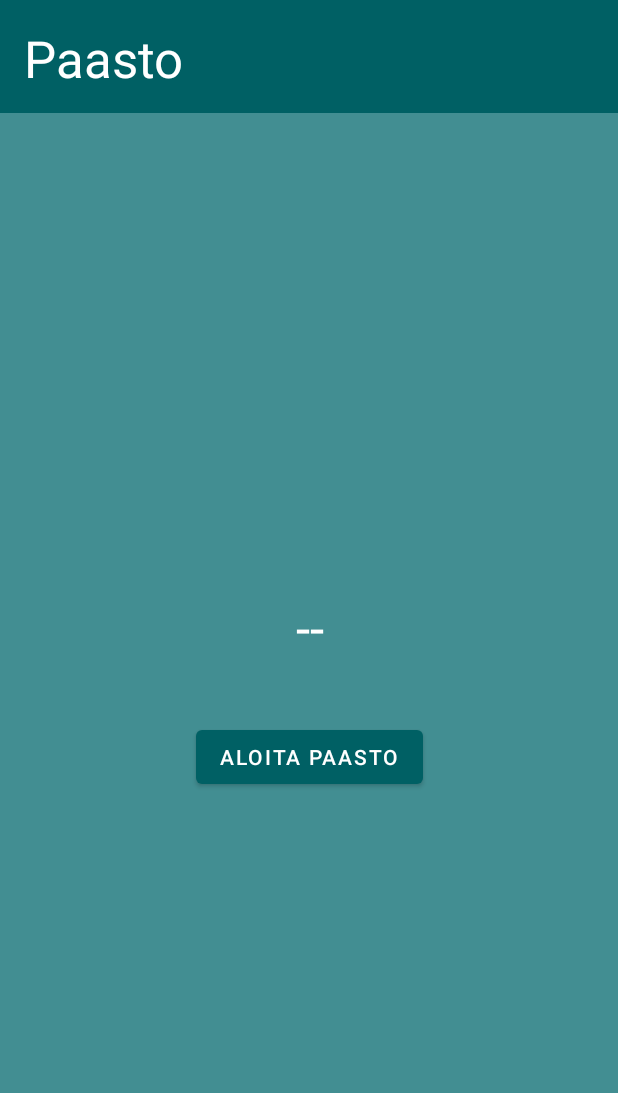
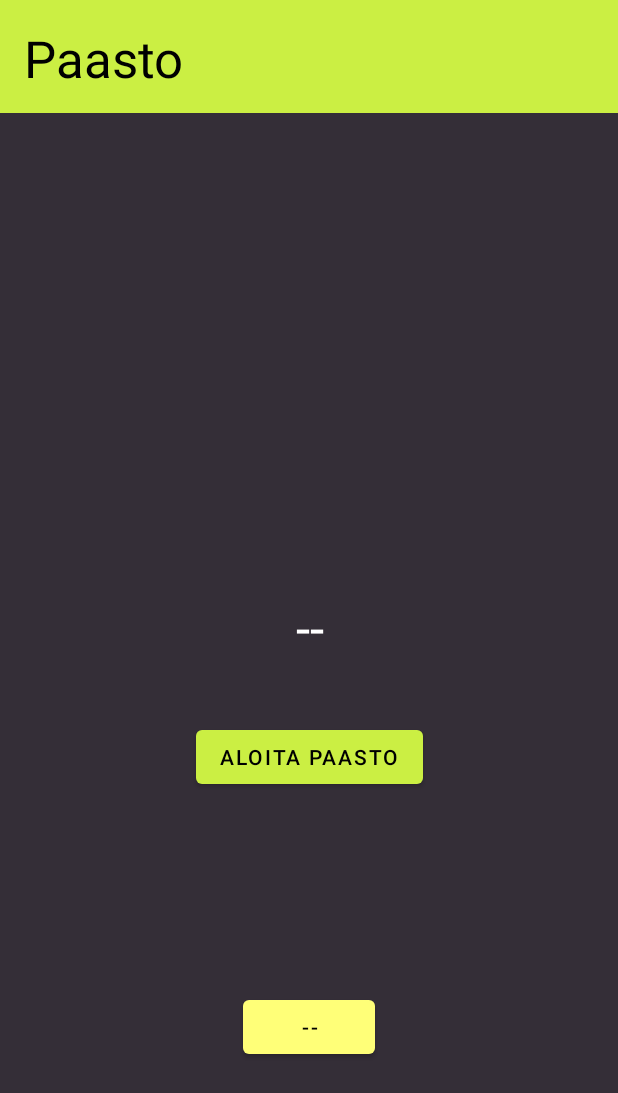
Before and after one commit to aJns/paasto, an Android app: the screen it shows after launch (MainActivity), on a phone screen of 412 x 824 dp. Shown: the top 1093 px of the screen. Run offline under Robolectric (Android 15) with nearby library versions, the phone set to English and light mode, and no system bars; our stand-ins replace Room's generated code.

Commit message:
Make the app barely usable
* Add end fast confirmation dialog
* Show fast start time
* Enable modification of the start time
* New style, yay

```diff
--- a/app/src/main/java/fi/nikulaj/paasto/MainActivity.kt
+++ b/app/src/main/java/fi/nikulaj/paasto/MainActivity.kt
@@ -1,16 +1,19 @@
 package fi.nikulaj.paasto
 
-import android.content.DialogInterface
 import android.os.Bundle
 import android.os.Handler
+import android.util.Log
 import android.view.View
 import android.widget.Button
+import android.widget.CalendarView
 import android.widget.TextView
 import androidx.activity.viewModels
-import androidx.appcompat.app.AlertDialog
 import androidx.appcompat.app.AppCompatActivity
 import androidx.lifecycle.Observer
 import androidx.room.Room
+import java.io.DataInput
+import java.text.SimpleDateFormat
+import java.util.*
 
 class MainActivity : AppCompatActivity() {
     companion object {
@@ -20,28 +23,15 @@ class MainActivity : AppCompatActivity() {
         }
     }
 
-    val fastEndDialog: AlertDialog? by lazy {
-        val builder = AlertDialog.Builder(this)
-        builder.apply {
-            setMessage(R.string.confirm_fast_end)
-            setPositiveButton(R.string.yes,
-                    DialogInterface.OnClickListener { dialog, id ->
-                        model.startStopFast()
-                    })
-            setNegativeButton(R.string.cancel,
-                    DialogInterface.OnClickListener { dialog, id ->
-                        // User cancelled the dialog, do nothing
-                    })
-        }
-        builder.create()
-    }
 
     lateinit var fastTime: TextView
     lateinit var fastButton: Button
+    lateinit var fastStartTime: Button
 
     private val model: MainViewModel by viewModels()
 
     val handler = Handler()
+    private val fragMan = supportFragmentManager
 
     override fun onCreate(savedInstanceState: Bundle?) {
         super.onCreate(savedInstanceState)
@@ -54,6 +44,7 @@ class MainActivity : AppCompatActivity() {
 
         fastTime = findViewById(R.id.fastTime)
         fastButton = findViewById(R.id.fastButton)
+        fastStartTime = findViewById(R.id.startTime)
 
         val buttonObserver = Observer<FastState> { newState ->
             val newText = when (newState) {
@@ -63,6 +54,21 @@ class MainActivity : AppCompatActivity() {
             fastButton.text = getString(newText)
         }
         model.buttonState.observe(this, buttonObserver)
+
+        val startTimeObserver = Observer<Long?> { newTime ->
+            fastStartTime.text = if (newTime != null) {
+                val cal = Calendar.getInstance()
+                cal.timeInMillis = newTime
+                val fmtr = SimpleDateFormat.getDateTimeInstance()
+
+                fmtr.format(cal.time)
+            }
+            else {
+
+                getString(R.string.num_invalid)
+            }
+        }
+        model.fastStart.observe(this, startTimeObserver)
 
         model.checkState()
 
@@ -76,18 +82,19 @@ class MainActivity : AppCompatActivity() {
 
     fun fastButtonClicked(view: View) {
         if (model.hasOngoingFast() == true) {
-            fastEndDialog?.show()
+            EndFastDialog.show(fragMan, EndFastDialog.tag)
         } else {
             model.startStopFast()
         }
     }
 
-    fun updateTime() {
-        val time = model.getFastTime()
+    fun startTimeClicked(view: View) {
+        val dateTimePicker = DateTimePickerDialog()
+        dateTimePicker.show(fragMan, dateTimePicker.tag)
+    }
 
-        val timeString: String
-
-        timeString = if (time != null) {
+    fun longToHMSString(time: Long?): String {
+        return if (time != null) {
             val (hours, minutes, seconds) = millisToHMS(time)
 
             val timeFmt = getString(R.string.timer_format)
@@ -95,7 +102,11 @@ class MainActivity : AppCompatActivity() {
         } else {
             getString(R.string.num_invalid)
         }
+    }
 
-        fastTime.text = timeString
+    fun updateTime() {
+        val time = model.getFastTime()
+
+        fastTime.text = longToHMSString(time)
     }
 }
--- a/app/src/main/java/fi/nikulaj/paasto/MainViewModel.kt
+++ b/app/src/main/java/fi/nikulaj/paasto/MainViewModel.kt
@@ -7,32 +7,41 @@ import kotlinx.coroutines.launch
 
 class MainViewModel : ViewModel() {
 
-    private var fastStart: Long? = null
     private var fastOngoing: Boolean? = null
 
     val buttonState: MutableLiveData<FastState> by lazy {
         MutableLiveData<FastState>()
     }
+    val fastStart: MutableLiveData<Long?> by lazy {
+        MutableLiveData<Long?>()
+    }
 
     fun checkState() {
         viewModelScope.launch {
-            if (MainModel.hasOngoingFast()) {
-                fastStart = MainModel.getOngoingFastStart()
+            val ongoing = MainModel.hasOngoingFast()
+            if (ongoing) {
+                fastStart.value = MainModel.getOngoingFastStart()
                 buttonState.postValue(FastState.FAST)
-                fastOngoing = true
             } else {
-                fastStart = null
+                fastStart.value = null
                 buttonState.postValue(FastState.EAT)
-                fastOngoing = false
             }
+            fastOngoing = ongoing
         }
     }
 
     fun getFastTime(): Long? {
-        return if (fastStart != null) {
-            System.currentTimeMillis() - fastStart!!
+        return if (fastStart.value != null) {
+            System.currentTimeMillis() - fastStart.value!!
         } else {
             null
+        }
+    }
+
+    fun changeFastStartTime(newTime: Long) {
+        viewModelScope.launch {
+            MainModel.setOngoingFastStart(newTime)
+            checkState()
         }
     }
 
--- a/app/src/main/res/layout/activity_main.xml
+++ b/app/src/main/res/layout/activity_main.xml
@@ -4,35 +4,9 @@
     xmlns:tools="http://schemas.android.com/tools"
     android:layout_width="match_parent"
     android:layout_height="match_parent"
+    android:background="@color/background"
+    android:onClick="startTimeClicked"
     tools:context=".MainActivity">
-
-    <View
-        android:id="@+id/titleView"
-        android:layout_width="0dp"
-        android:layout_height="75dp"
-        android:background="@color/primaryColor"
-        app:layout_constraintEnd_toEndOf="parent"
-        app:layout_constraintStart_toStartOf="parent"
-        app:layout_constraintTop_toTopOf="parent" />
-
-    <View
-        android:id="@+id/outerView"
-        android:layout_width="0dp"
-        android:layout_height="0dp"
-        android:background="@color/primaryLightColor"
-        app:layout_constraintBottom_toBottomOf="parent"
-        app:layout_constraintEnd_toEndOf="parent"
-        app:layout_constraintStart_toStartOf="parent"
-        app:layout_constraintTop_toBottomOf="@+id/titleView" />
-
-    <View
-        android:id="@+id/innerView"
-        android:layout_width="222dp"
-        android:layout_height="190dp"
-        app:layout_constraintBottom_toBottomOf="parent"
-        app:layout_constraintEnd_toEndOf="parent"
-        app:layout_constraintStart_toStartOf="@+id/outerView"
-        app:layout_constraintTop_toTopOf="@+id/outerView" />
 
     <Button
         android:id="@+id/fastButton"
@@ -45,20 +19,36 @@
         app:layout_constraintEnd_toEndOf="@+id/innerView"
         app:layout_constraintStart_toStartOf="@+id/innerView" />
 
+    <View
+        android:id="@+id/titleView"
+        android:layout_width="0dp"
+        android:layout_height="75dp"
+        android:background="@color/primary"
+        app:layout_constraintEnd_toEndOf="parent"
+        app:layout_constraintStart_toStartOf="parent"
+        app:layout_constraintTop_toTopOf="parent" />
+
+    <View
+        android:id="@+id/innerView"
+        android:layout_width="222dp"
+        android:layout_height="190dp"
+        app:layout_constraintBottom_toBottomOf="parent"
+        app:layout_constraintEnd_toEndOf="parent"
+        app:layout_constraintStart_toStartOf="parent"
+        app:layout_constraintTop_toBottomOf="@+id/titleView" />
+
     <TextView
         android:id="@+id/appTitle"
         android:layout_width="0dp"
-        android:layout_height="0dp"
+        android:layout_height="wrap_content"
         android:layout_marginStart="16dp"
         android:layout_marginLeft="16dp"
         android:layout_marginTop="16dp"
         android:layout_marginEnd="16dp"
         android:layout_marginRight="16dp"
-        android:layout_marginBottom="16dp"
         android:text="@string/app_name"
         android:textAppearance="@style/TextAppearance.AppCompat.Display1"
-        android:textColor="@color/primaryTextColor"
-        app:layout_constraintBottom_toTopOf="@+id/outerView"
+        android:textColor="@color/textOnPrimary"
         app:layout_constraintEnd_toEndOf="@+id/titleView"
         app:layout_constraintStart_toStartOf="parent"
         app:layout_constraintTop_toTopOf="@+id/titleView" />
@@ -70,10 +60,23 @@
         android:gravity="center"
         android:text="@string/num_invalid"
         android:textAppearance="@style/TextAppearance.AppCompat.Display1"
-        android:textColor="@color/primaryTextColor"
+        android:textColor="@color/textOnBackground"
         app:layout_constraintBottom_toTopOf="@+id/fastButton"
         app:layout_constraintEnd_toEndOf="@+id/innerView"
         app:layout_constraintStart_toStartOf="@+id/innerView"
         app:layout_constraintTop_toTopOf="@+id/innerView" />
 
+    <Button
+        android:id="@+id/startTime"
+        android:layout_width="wrap_content"
+        android:layout_height="wrap_content"
+        android:onClick="startTimeClicked"
+        android:text="@string/num_invalid"
+        android:textColor="@color/textOnPrimary"
+        app:backgroundTint="@color/primaryLight"
+        app:layout_constraintBottom_toBottomOf="parent"
+        app:layout_constraintEnd_toEndOf="parent"
+        app:layout_constraintStart_toStartOf="parent"
+        app:layout_constraintTop_toBottomOf="@+id/innerView" />
+
 </androidx.constraintlayout.widget.ConstraintLayout>
--- a/app/src/main/res/values-night/themes.xml
+++ b/app/src/main/res/values-night/themes.xml
@@ -2,15 +2,13 @@
     <!-- Base application theme. -->
     <style name="Theme.Paasto" parent="Theme.MaterialComponents.DayNight.DarkActionBar">
         <!-- Primary brand color. -->
-        <item name="colorPrimary">@color/primaryColor</item>
-        <item name="colorPrimaryVariant">@color/primaryLightColor</item>
-        <item name="colorOnPrimary">@color/primaryTextColor</item>
-        <!-- Secondary brand color. -->
-        <item name="colorSecondary">@color/secondaryColor</item>
-        <item name="colorSecondaryVariant">@color/secondaryLightColor</item>
-        <item name="colorOnSecondary">@color/secondaryTextColor</item>
+        <item name="colorPrimary">@color/primary</item>
+        <item name="colorPrimaryVariant">@color/primaryLight</item>
+        <item name="colorOnPrimary">@color/textOnPrimary</item>
+        <!-- Background -->
+        <item name="backgroundColor">@color/background</item>
         <!-- Status bar color. -->
-        <item name="android:statusBarColor" tools:targetApi="l">?attr/colorPrimaryVariant</item>
+        <item name="android:statusBarColor" tools:targetApi="l">@color/primaryDark</item>
         <!-- Customize your theme here. -->
     </style>
 </resources>
--- a/app/src/main/res/values/colors.xml
+++ b/app/src/main/res/values/colors.xml
@@ -1,11 +1,9 @@
 <!--?xml version="1.0" encoding="UTF-8"?-->
 <resources>
-    <color name="primaryColor">#006064</color>
-    <color name="primaryLightColor">#428e92</color>
-    <color name="primaryDarkColor">#00363a</color>
-    <color name="secondaryColor">#ffb74d</color>
-    <color name="secondaryLightColor">#ffe97d</color>
-    <color name="secondaryDarkColor">#c88719</color>
-    <color name="primaryTextColor">#ffffff</color>
-    <color name="secondaryTextColor">#000000</color>
+    <color name="primary">#CBEF43</color>
+    <color name="primaryLight">#ffff78</color>
+    <color name="primaryDark">#97bc00</color>
+    <color name="textOnPrimary">#000000</color>
+    <color name="background">#342E37</color>
+    <color name="textOnBackground">#ffffff</color>
 </resources>
--- a/app/src/main/res/values/strings.xml
+++ b/app/src/main/res/values/strings.xml
@@ -7,4 +7,7 @@
     <string name="confirm_fast_end">Haluatko varmasti lopettaa paastosi?</string>
     <string name="yes">Kyllä</string>
     <string name="cancel">Peruuta</string>
+    <!-- TODO: Remove or change this placeholder text -->
+    <string name="hello_blank_fragment">Hello blank fragment</string>
+    <string name="fastEndConfirmation">Haluatko varmasti lopettaa paastosi?</string>
 </resources>
--- a/app/src/main/res/values/themes.xml
+++ b/app/src/main/res/values/themes.xml
@@ -2,16 +2,21 @@
     <!-- Base application theme. -->
     <style name="Theme.Paasto" parent="Theme.MaterialComponents.DayNight.DarkActionBar">
         <!-- Primary brand color. -->
-        <item name="colorPrimary">@color/primaryColor</item>
-        <item name="colorPrimaryVariant">@color/primaryLightColor</item>
-        <item name="colorOnPrimary">@color/primaryTextColor</item>
-        <!-- Secondary brand color. -->
-        <item name="colorSecondary">@color/secondaryColor</item>
-        <item name="colorSecondaryVariant">@color/secondaryLightColor</item>
-        <item name="colorOnSecondary">@color/secondaryTextColor</item>
+        <item name="colorPrimary">@color/primary</item>
+        <item name="colorPrimaryVariant">@color/primaryLight</item>
+        <item name="colorOnPrimary">@color/textOnPrimary</item>
+        <!-- Background -->
+        <item name="backgroundColor">@color/background</item>
         <!-- Status bar color. -->
-        <item name="android:statusBarColor" tools:targetApi="l">?attr/colorPrimaryVariant</item>
+        <item name="android:statusBarColor" tools:targetApi="l">@color/primaryDark</item>
         <!-- Customize your theme here. -->
+        <item name="android:datePickerDialogTheme">@style/PaastoDateTimePickerDialogTheme</item> <!-- TODO: Handle older android APIs -->
+        <item name="android:timePickerDialogTheme">@style/PaastoDateTimePickerDialogTheme</item> <!-- TODO: Handle older android APIs -->
+    </style>
+
+
+    <style name="PaastoDateTimePickerDialogTheme" parent="Theme.AppCompat.DayNight.Dialog">
+<!--        <item name="colorAccent">@color/primary</item>--> <!-- TODO -->
     </style>
 
     <style name="Theme.Paasto.NoActionBar">
```
Also changed, not shown: app/build.gradle (+7 -5 lines), app/src/main/java/fi/nikulaj/paasto/DateTimePickerDialog.kt (added, +58 -0 lines), app/src/main/java/fi/nikulaj/paasto/EndFastDialog.kt (added, +38 -0 lines), app/src/main/java/fi/nikulaj/paasto/MainModel.kt (+13 -3 lines), app/src/main/res/layout/fragment_end_fast_dialog.xml (added, +67 -0 lines).
